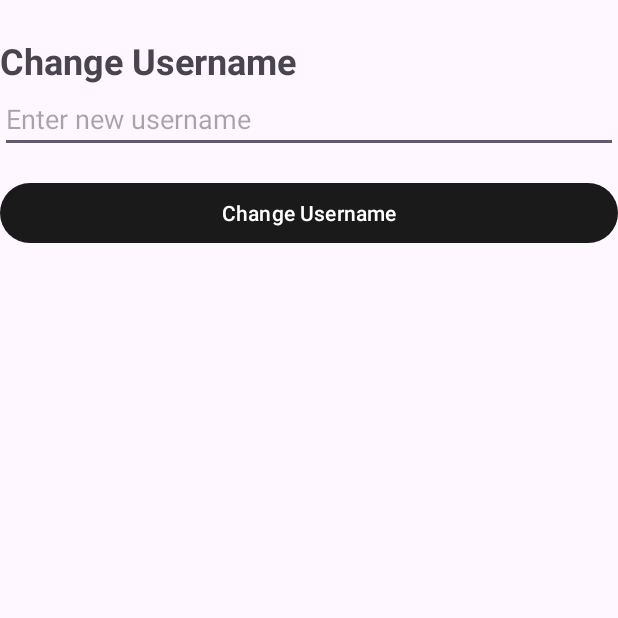
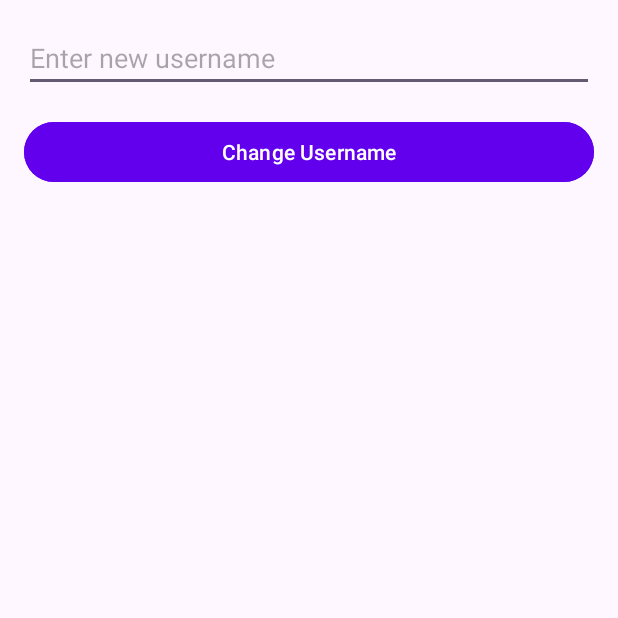
Before and after one commit to adriatik7/AndroidProject, an Android app: the ChangeUsernameActivity screen opened directly, with no data from a screen before it, on a phone screen of 412 x 824 dp, the top half of it. Run offline under Robolectric (Android 15) with nearby library versions, the phone set to English and light mode, and no system bars.

Commit message:
Small fixes

```diff
--- a/app/build.gradle.kts
+++ b/app/build.gradle.kts
@@ -47,6 +47,7 @@ dependencies {
     implementation("androidx.core:core-ktx:1.9.0")
     implementation("androidx.core:core:1.10.0")
     implementation("com.github.PhilJay:MPAndroidChart:v3.1.0")
+    implementation("androidx.interpolator:interpolator:1.0.0")
     testImplementation("junit:junit:4.13.2")
     androidTestImplementation("androidx.test.ext:junit:1.2.1")
     androidTestImplementation("androidx.test.espresso:espresso-core:3.6.1")
--- a/app/src/main/java/com/example/androidproject/activities/StatisticsActivity.java
+++ b/app/src/main/java/com/example/androidproject/activities/StatisticsActivity.java
@@ -8,6 +8,7 @@ import android.widget.TextView;
 
 import com.example.androidproject.database.DatabaseHelper;
 import com.example.androidproject.R;
+import com.example.androidproject.utils.MyMarkerView;
 import com.example.androidproject.utils.SessionManager;
 import com.github.mikephil.charting.charts.BarChart;
 import com.github.mikephil.charting.components.XAxis;
@@ -22,7 +23,6 @@ import com.github.mikephil.charting.utils.ColorTemplate;
 import androidx.annotation.NonNull;
 import androidx.appcompat.app.AppCompatActivity;
 
-import com.github.mikephil.charting.utils.MPPointF;
 import com.google.android.material.bottomnavigation.BottomNavigationView;
 
 import java.util.ArrayList;
@@ -123,7 +123,7 @@ public class StatisticsActivity extends AppCompatActivity {
         categoryBarChart.setData(data);
 
         categoryBarChart.getDescription().setEnabled(false);
-        categoryBarChart.setHighlightPerTapEnabled(true); // Enable bar highlighting on tap
+        categoryBarChart.setHighlightPerTapEnabled(true);
 
         // Configure X-Axis
         XAxis xAxis = categoryBarChart.getXAxis();
--- a/app/src/main/java/com/example/androidproject/activities/MyMarkerView.java
+++ b/app/src/main/java/com/example/androidproject/utils/MyMarkerView.java
@@ -1,4 +1,4 @@
-package com.example.androidproject.activities;
+package com.example.androidproject.utils;
 
 import android.content.Context;
 import android.widget.TextView;
@@ -25,7 +25,7 @@ public class MyMarkerView extends MarkerView {
     public void refreshContent(Entry e, Highlight highlight) {
         int index = (int) e.getX();
         if (index >= 0 && index < categories.size()) {
-            markerTextView.setText(categories.get(index)); // Display the category name
+            markerTextView.setText(categories.get(index));
         }
         super.refreshContent(e, highlight);
     }
--- a/app/src/main/res/layout/activity_change_username.xml
+++ b/app/src/main/res/layout/activity_change_username.xml
@@ -8,31 +8,17 @@
     tools:context=".activities.ChangeUsernameActivity">
 
 
-    <TextView
-        android:id="@+id/changeUsernameTitle"
-        android:layout_width="0dp"
-        android:layout_height="wrap_content"
-        android:text="Change Username"
-        android:textSize="24sp"
-        android:textStyle="bold"
-        app:layout_constraintTop_toTopOf="parent"
-        app:layout_constraintStart_toStartOf="parent"
-        app:layout_constraintEnd_toEndOf="parent"
-        android:layout_marginTop="24dp"
-        android:layout_marginBottom="16dp" />
-
-
     <EditText
         android:id="@+id/newUsernameEditText"
         android:layout_width="0dp"
         android:layout_height="wrap_content"
         android:hint="Enter new username"
         android:inputType="text"
-        app:layout_constraintTop_toBottomOf="@+id/changeUsernameTitle"
+        app:layout_constraintTop_toTopOf="parent"
         app:layout_constraintStart_toStartOf="parent"
         app:layout_constraintEnd_toEndOf="parent"
         app:layout_constraintBottom_toTopOf="@+id/changeUsernameButton"
-        android:layout_marginBottom="16dp" />
+        android:layout_margin="16dp"/>
 
 
     <Button
@@ -40,10 +26,11 @@
         android:layout_width="0dp"
         android:layout_height="wrap_content"
         android:text="Change Username"
+        android:backgroundTint="#6200EE"
         app:layout_constraintTop_toBottomOf="@+id/newUsernameEditText"
         app:layout_constraintStart_toStartOf="parent"
         app:layout_constraintEnd_toEndOf="parent"
-        android:layout_marginTop="16dp" />
+        android:layout_margin="16dp" />
 
 
     <TextView
```
